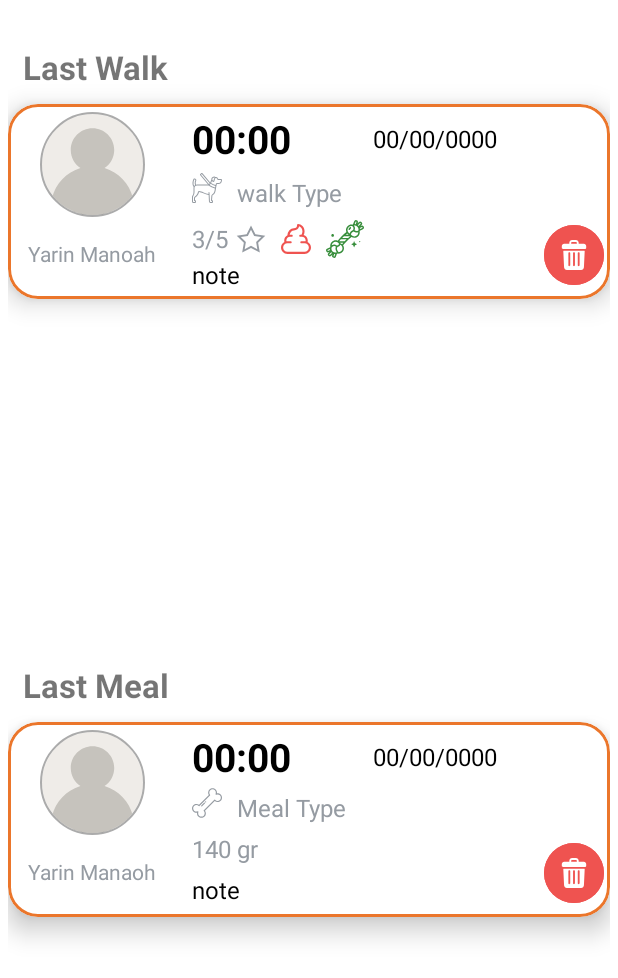
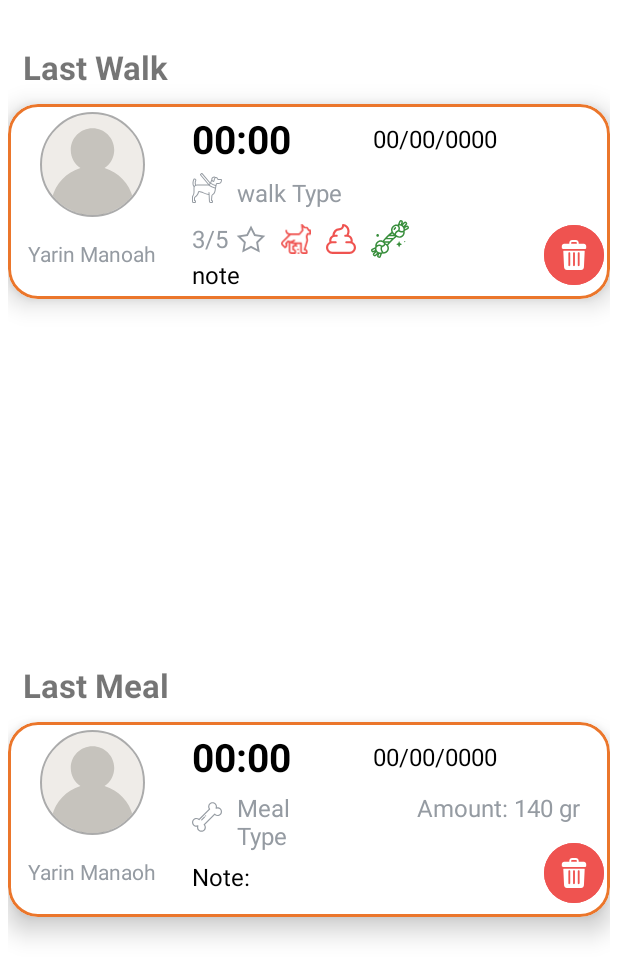
Before and after one commit to yarinmanoah/DogBlog, an Android app: the layout fragment_home.xml on its own in the app's theme, with its tools: preview values and no code run, on a phone screen of 412 x 824 dp. Shown: the top 978 px of the screen. Run offline under Robolectric (Android 15) with nearby library versions, the phone set to English and light mode, and no system bars.

Commit message:
finished project

```diff
--- a/app/src/main/java/com/example/dogblog/adapters/WalksAdapter.java
+++ b/app/src/main/java/com/example/dogblog/adapters/WalksAdapter.java
@@ -55,7 +55,8 @@ public class WalksAdapter extends RecyclerView.Adapter<WalksAdapter.WalkViewHold
         holder.walk_TV_note.setText(walk.getNote());
         holder.walk_TV_duration.setText(walk.getName() + ", " + walk.getDurationInMinutes() + " min");
         holder.walk_TV_rate.setText((int)walk.getRate() + "/5");
-        holder.walk_IMG_poop.setVisibility(walk.getPoop() ? View.GONE : View.VISIBLE);
+        holder.walk_IMG_poop.setVisibility(walk.getPoop() ? View.VISIBLE :  View.GONE);
+        holder.walk_IMG_pee.setVisibility(walk.getPee() ? View.VISIBLE :  View.GONE);
         holder.walk_IMG_play.setVisibility(walk.getPlay() ? View.VISIBLE : View.GONE);
         Glide.
                 with(fragment.getContext()).
@@ -96,6 +97,7 @@ public class WalksAdapter extends RecyclerView.Adapter<WalksAdapter.WalkViewHold
         private MaterialTextView walk_TV_duration;
         private MaterialTextView walk_TV_rate;
         private ImageView walk_IMG_poop;
+        private ImageView walk_IMG_pee;
         private ImageView walk_IMG_play;
         private MaterialTextView walk_TV_note;
         private MaterialButton walk_BTN_delete;
@@ -116,6 +118,7 @@ public class WalksAdapter extends RecyclerView.Adapter<WalksAdapter.WalkViewHold
             walk_TV_duration = itemView.findViewById(R.id.walk_TV_duration);
             walk_TV_rate = itemView.findViewById(R.id.walk_TV_rate);
             walk_IMG_poop = itemView.findViewById(R.id.walk_IMG_poop);
+            walk_IMG_pee = itemView.findViewById(R.id.walk_IMG_pee);
             walk_IMG_play = itemView.findViewById(R.id.walk_IMG_play);
             walk_TV_note = itemView.findViewById(R.id.walk_TV_note);
             walk_BTN_delete = itemView.findViewById(R.id.walk_BTN_delete);
--- a/app/src/main/java/com/example/dogblog/view/fragment/HomeFragment.java
+++ b/app/src/main/java/com/example/dogblog/view/fragment/HomeFragment.java
@@ -83,7 +83,7 @@ public class HomeFragment extends Fragment implements PetWalksObserver, PetMeals
         binding.homeITMWalk.walkTVNote.setText(lastWalk.getNote());
         binding.homeITMWalk.walkTVDuration.setText(lastWalk.getName() + ", " + lastWalk.getDurationInMinutes() + " min");
         binding.homeITMWalk.walkTVRate.setText((int)lastWalk.getRate() + "/5");
-        binding.homeITMWalk.walkIMGPoop.setVisibility(!lastWalk.getPoop() ? View.VISIBLE : View.GONE);
+        binding.homeITMWalk.walkIMGPoop.setVisibility(lastWalk.getPoop() ? View.VISIBLE : View.GONE);
         binding.homeITMWalk.walkIMGPlay.setVisibility(lastWalk.getPlay() ? View.VISIBLE : View.GONE);
         Glide.
                 with(getContext()).
--- a/app/src/main/java/com/example/dogblog/view/fragment/WalkLogFragment.java
+++ b/app/src/main/java/com/example/dogblog/view/fragment/WalkLogFragment.java
@@ -42,7 +42,7 @@ public class WalkLogFragment extends Fragment implements PetWalksObserver {
 
 
     private void updateFragmentData() {
-        getMealsList();
+        getWalksList();
         setWalksListView();
         initListeners();
     }
@@ -50,7 +50,7 @@ public class WalkLogFragment extends Fragment implements PetWalksObserver {
     private void initListeners() {
     }
 
-    private void getMealsList() {
+    private void getWalksList() {
         if (CurrentPet.getInstance().getPetProfile() != null) {
             this.walks = CurrentPet.getInstance().getPetProfile().getWalks();
             this.walks.sort(Comparator.comparingLong(Walk::getDateTime).reversed());
--- a/app/src/main/res/layout/item_lst_meal.xml
+++ b/app/src/main/res/layout/item_lst_meal.xml
@@ -106,24 +106,27 @@
 
                     <com.google.android.material.textview.MaterialTextView
                         android:id="@+id/meal_TV_type"
-                        android:layout_width="match_parent"
+                        android:layout_width="0dp"
                         android:layout_height="wrap_content"
                         android:layout_marginStart="10dp"
                         android:layout_marginTop="5dp"
+                        android:layout_marginEnd="50dp"
+                        android:layout_weight="1"
                         android:text="Meal Type"
                         android:textColor="@color/colorRecycleItemSecondaryText"
                         android:textSize="16sp" />
 
+                    <com.google.android.material.textview.MaterialTextView
+                        android:id="@+id/meal_TV_amount_units"
+                        android:layout_width="wrap_content"
+                        android:layout_height="wrap_content"
+                        android:layout_marginTop="5dp"
+                        android:layout_marginEnd="20dp"
+                        android:text="Amount: 140 gr"
+                        android:textColor="@color/colorRecycleItemSecondaryText"
+                        android:textSize="16sp" />
+
                 </androidx.appcompat.widget.LinearLayoutCompat>
-
-                <com.google.android.material.textview.MaterialTextView
-                    android:id="@+id/meal_TV_amount_units"
-                    android:layout_width="match_parent"
-                    android:layout_height="wrap_content"
-                    android:layout_marginTop="5dp"
-                    android:text="140 gr"
-                    android:textColor="@color/colorRecycleItemSecondaryText"
-                    android:textSize="16sp" />
 
                 <com.google.android.material.textview.MaterialTextView
                     android:id="@+id/meal_TV_note"
@@ -132,7 +135,7 @@
                     android:layout_marginTop="5dp"
                     android:layout_marginEnd="60dp"
                     android:maxLength="25"
-                    android:text="note"
+                    android:text="Note:"
                     android:textColor="@color/colorRecycleItemPrimaryText"
                     android:textSize="16sp" />
 
--- a/app/src/main/res/layout/item_lst_walk.xml
+++ b/app/src/main/res/layout/item_lst_walk.xml
@@ -146,6 +146,15 @@
                         app:tint="@color/colorRecycleItemSecondaryText" />
 
                     <ImageView
+                        android:id="@+id/walk_IMG_pee"
+                        android:layout_width="20dp"
+                        android:layout_height="20dp"
+                        android:layout_gravity="center_vertical"
+                        android:layout_marginEnd="10dp"
+                        android:src="@drawable/ic_pee"
+                        app:tint="#EF5350" />
+
+                    <ImageView
                         android:id="@+id/walk_IMG_poop"
                         android:layout_width="20dp"
                         android:layout_height="20dp"
```
